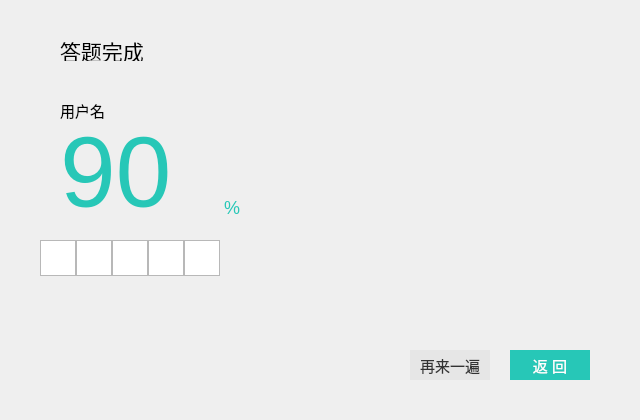
Old version of the form finished.ui in the repository hackathonSmallTeam/Hunyuan-Xingyi-Tai-Chi-Warehouse.
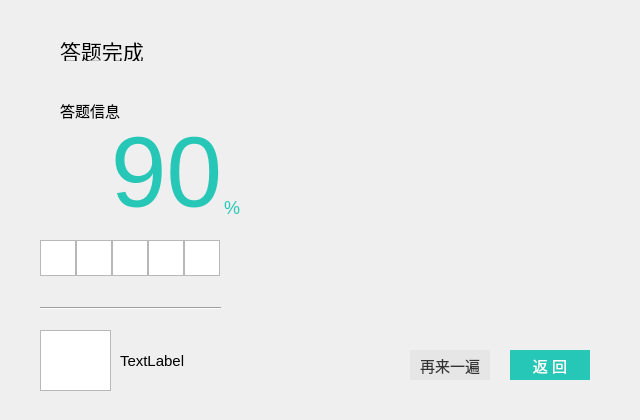
New version of the form. Icons and pictures are not drawn.

```diff
--- a/finished.ui
+++ b/finished.ui
@@ -41,7 +41,7 @@
     <rect>
      <x>60</x>
      <y>100</y>
-     <width>181</width>
+     <width>251</width>
      <height>20</height>
     </rect>
    </property>
@@ -50,7 +50,7 @@
 font-size:15px</string>
    </property>
    <property name="text">
-    <string>用户名</string>
+    <string>答题信息</string>
    </property>
   </widget>
   <widget class="QLabel" name="label_progress">
@@ -73,6 +73,9 @@
    <property name="text">
     <string>90</string>
    </property>
+   <property name="alignment">
+    <set>Qt::AlignRight|Qt::AlignTrailing|Qt::AlignVCenter</set>
+   </property>
   </widget>
   <widget class="QLabel" name="label_per">
    <property name="geometry">
@@ -198,6 +201,49 @@
     <string notr="true">border-image: url(:/resource/素材_五角星满.png);</string>
    </property>
   </widget>
+  <widget class="Line" name="line">
+   <property name="geometry">
+    <rect>
+     <x>40</x>
+     <y>300</y>
+     <width>181</width>
+     <height>16</height>
+    </rect>
+   </property>
+   <property name="orientation">
+    <enum>Qt::Horizontal</enum>
+   </property>
+  </widget>
+  <widget class="QGraphicsView" name="graphicsView">
+   <property name="geometry">
+    <rect>
+     <x>40</x>
+     <y>330</y>
+     <width>71</width>
+     <height>61</height>
+    </rect>
+   </property>
+   <property name="styleSheet">
+    <string notr="true">border-image : url(:/resource/素材_题库.png);</string>
+   </property>
+  </widget>
+  <widget class="QLabel" name="label_name">
+   <property name="geometry">
+    <rect>
+     <x>120</x>
+     <y>340</y>
+     <width>141</width>
+     <height>41</height>
+    </rect>
+   </property>
+   <property name="styleSheet">
+    <string notr="true">font-family: &quot;Microsoft YaHei&quot;;
+font-size:15px</string>
+   </property>
+   <property name="text">
+    <string>TextLabel</string>
+   </property>
+  </widget>
  </widget>
  <resources/>
  <connections/>
```
Left out of the diff: 10 changed lines with no effect on the pictures.
